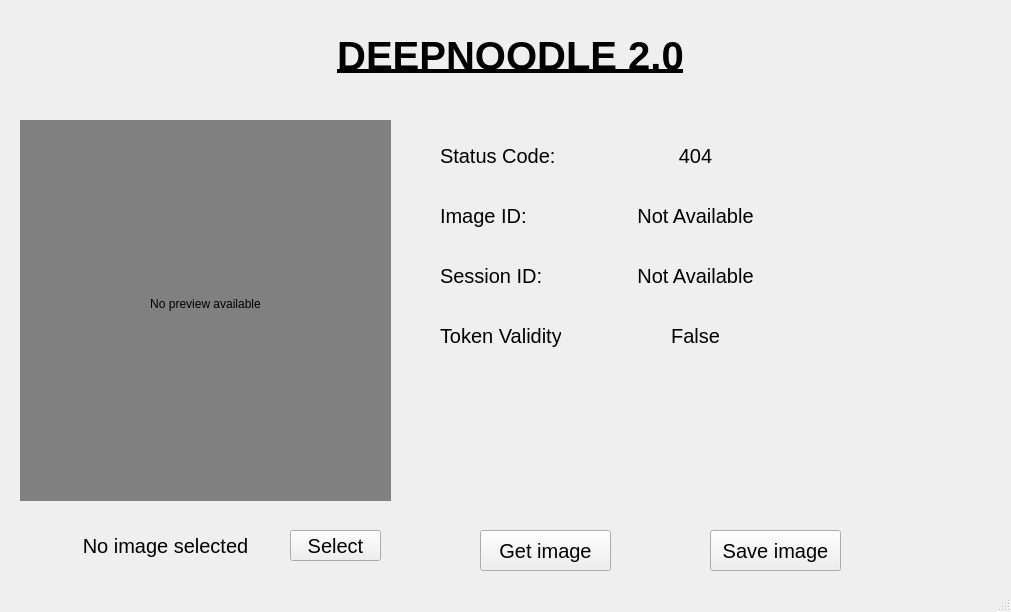
Qt form src/mainwindow.ui (0x0is1/DeepNoodle-GUI) before a commit.
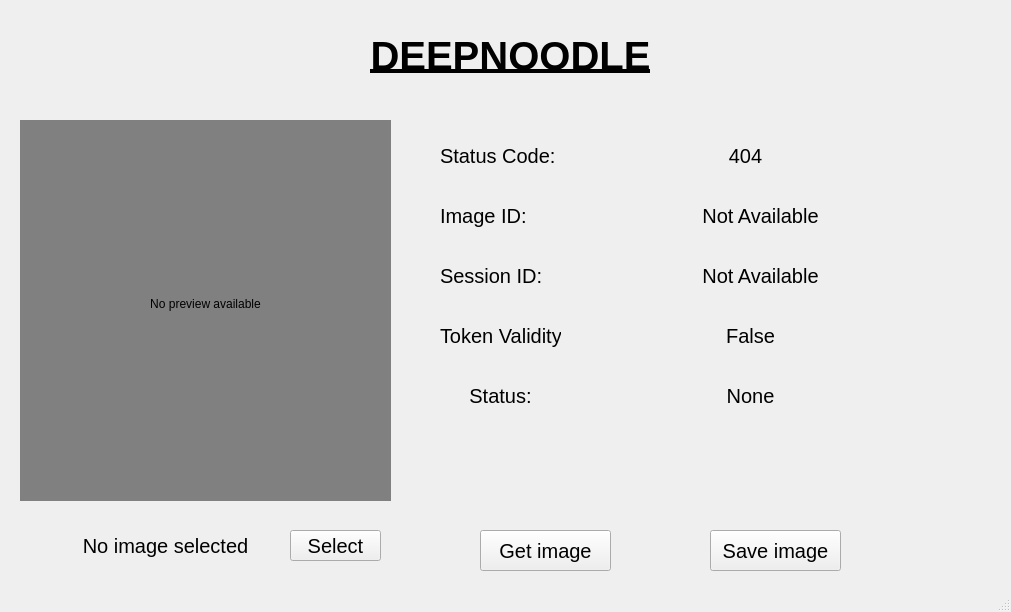
The same form after that commit. Icons and pictures are not drawn.

Commit message: [+] Release phase - 1

What changed in the file:
```diff
--- a/src/mainwindow.ui
+++ b/src/mainwindow.ui
@@ -99,7 +99,7 @@
      <rect>
       <x>560</x>
       <y>140</y>
-      <width>271</width>
+      <width>371</width>
       <height>31</height>
      </rect>
     </property>
@@ -120,7 +120,7 @@
      <rect>
       <x>560</x>
       <y>200</y>
-      <width>271</width>
+      <width>401</width>
       <height>31</height>
      </rect>
     </property>
@@ -177,7 +177,7 @@
      <rect>
       <x>560</x>
       <y>260</y>
-      <width>271</width>
+      <width>401</width>
       <height>31</height>
      </rect>
     </property>
@@ -216,7 +216,7 @@
      <rect>
       <x>560</x>
       <y>320</y>
-      <width>271</width>
+      <width>381</width>
       <height>31</height>
      </rect>
     </property>
@@ -292,29 +292,49 @@
      <bool>true</bool>
     </property>
     <property name="text">
-     <string>DEEPNOODLE 2.0</string>
+     <string>DEEPNOODLE</string>
     </property>
     <property name="alignment">
      <set>Qt::AlignCenter</set>
     </property>
    </widget>
-   <widget class="QLabel" name="headicon">
+   <widget class="QLabel" name="uploadLabel">
     <property name="geometry">
      <rect>
-      <x>100</x>
-      <y>20</y>
-      <width>101</width>
-      <height>71</height>
+      <x>560</x>
+      <y>380</y>
+      <width>381</width>
+      <height>31</height>
      </rect>
     </property>
+    <property name="font">
+     <font>
+      <pointsize>15</pointsize>
+     </font>
+    </property>
     <property name="text">
-     <string/>
+     <string>None</string>
     </property>
-    <property name="pixmap">
-     <pixmap>../res/icon.png</pixmap>
+    <property name="alignment">
+     <set>Qt::AlignCenter</set>
     </property>
-    <property name="scaledContents">
-     <bool>true</bool>
+   </widget>
+   <widget class="QLabel" name="label_7">
+    <property name="geometry">
+     <rect>
+      <x>440</x>
+      <y>380</y>
+      <width>121</width>
+      <height>31</height>
+     </rect>
+    </property>
+    <property name="font">
+     <font>
+      <pointsize>15</pointsize>
+     </font>
+    </property>
+    <property name="text">
+     <string>Status:</string>
     </property>
     <property name="alignment">
      <set>Qt::AlignCenter</set>
```
The commit also changes 2 other files.
